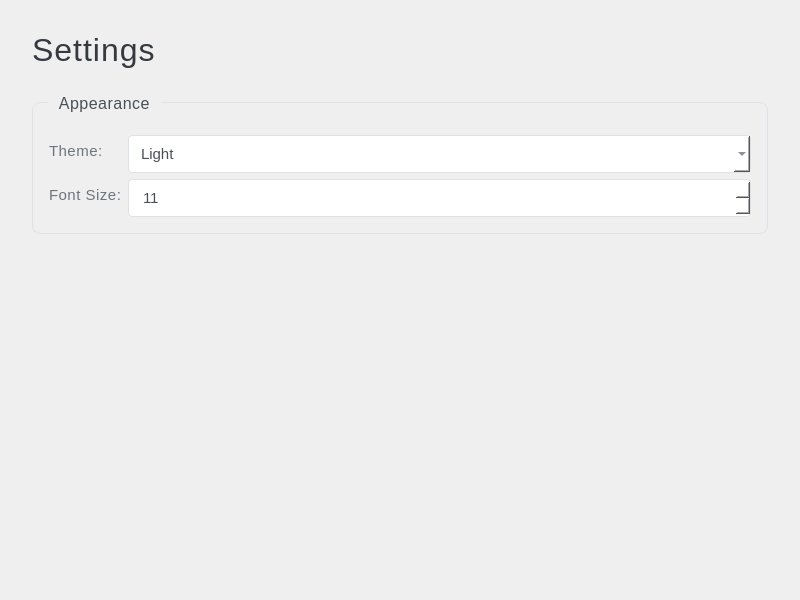
The window that settings.ui (2A31ProjetCpp2526/2a31-create-teams-smart-digital-content-creation-studio) describes before a commit, drawn with Qt 5.
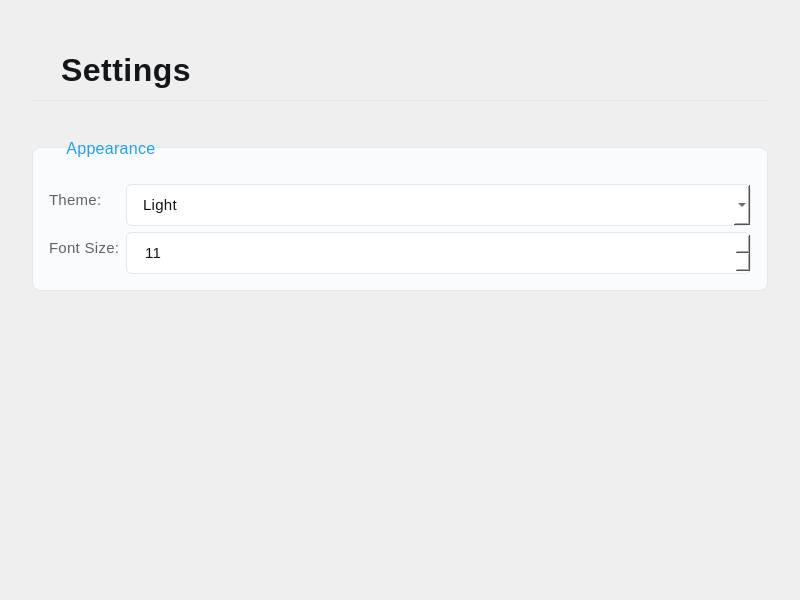
The same window after the commit.

Patch:
```diff
--- a/settings.ui
+++ b/settings.ui
@@ -31,14 +31,18 @@
      <property name="font">
       <font>
        <pointsize>24</pointsize>
-       <weight>300</weight>
+       <weight>500</weight>
       </font>
      </property>
      <property name="styleSheet">
       <string notr="true">QLabel {
-    color: #343a40;
-    font-weight: 300;
-    letter-spacing: 1px;
+    color: #14171a;
+    font-weight: 500;
+    letter-spacing: 0.5px;
+    background: transparent;
+    border-bottom: 1px solid #e1e8ed;
+    padding: 12px 20px;
+    margin: 8px 0px;
 }</string>
      </property>
      <property name="text">
@@ -72,18 +76,23 @@
      </property>
      <property name="styleSheet">
       <string notr="true">QGroupBox {
-    color: #495057;
-    font-weight: 300;
-    letter-spacing: 0.5px;
-    border: 1px solid #dee2e6;
+    color: #14171a;
+    font-weight: 400;
+    letter-spacing: 0.3px;
+    border: 1px solid #e1e8ed;
     border-radius: 8px;
-    margin-top: 8px;
-    padding-top: 16px;
+    margin-top: 12px;
+    padding-top: 20px;
+    background: #fafbfc;
 }
 QGroupBox::title {
     subcontrol-origin: margin;
-    left: 16px;
-    padding: 0 8px 0 8px;
+    left: 20px;
+    padding: 4px 12px;
+    color: #1da1f2;
+    font-weight: 500;
+    background: transparent;
+    border-radius: 4px;
 }</string>
      </property>
      <property name="title">
@@ -112,9 +121,9 @@
         </property>
         <property name="styleSheet">
          <string notr="true">QLabel {
-    color: #6c757d;
-    font-weight: 300;
-    letter-spacing: 0.5px;
+    color: #5f6368;
+    font-weight: 400;
+    letter-spacing: 0.3px;
 }</string>
         </property>
         <property name="text">
@@ -132,12 +141,16 @@
         </property>
         <property name="styleSheet">
          <string notr="true">QComboBox {
-    padding: 8px 12px;
-    border: 1px solid #dee2e6;
-    border-radius: 4px;
-    background-color: white;
-    color: #495057;
-    font-weight: 300;
+    padding: 10px 16px;
+    border: 1px solid #e1e8ed;
+    border-radius: 6px;
+    background: #ffffff;
+    color: #14171a;
+    font-weight: 400;
+    letter-spacing: 0.3px;
+}
+QComboBox:hover {
+    border: 1px solid #1da1f2;
 }</string>
         </property>
         <item>
@@ -167,9 +180,9 @@
         </property>
         <property name="styleSheet">
          <string notr="true">QLabel {
-    color: #6c757d;
-    font-weight: 300;
-    letter-spacing: 0.5px;
+    color: #5f6368;
+    font-weight: 400;
+    letter-spacing: 0.3px;
 }</string>
         </property>
         <property name="text">
@@ -187,12 +200,16 @@
         </property>
         <property name="styleSheet">
          <string notr="true">QSpinBox {
-    padding: 8px 12px;
-    border: 1px solid #dee2e6;
-    border-radius: 4px;
-    background-color: white;
-    color: #495057;
-    font-weight: 300;
+    padding: 10px 16px;
+    border: 1px solid #e1e8ed;
+    border-radius: 6px;
+    background: #ffffff;
+    color: #14171a;
+    font-weight: 400;
+    letter-spacing: 0.3px;
+}
+QSpinBox:hover {
+    border: 1px solid #1da1f2;
 }</string>
         </property>
         <property name="minimum">
```
